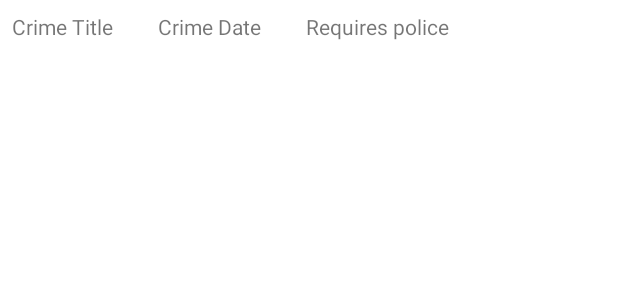
After one commit to jayzedx/SampleApp22, an Android app: the layout list_item_serious_crime.xml on its own in the app's theme, with its tools: preview values and no code run, on a phone screen of 412 x 824 dp. The commit adds this screen. Shown: the top 300 px of the screen. Run offline under Robolectric (Android 15) with nearby library versions, the phone set to English and light mode, and no system bars.

Commit message:
Implementing recycler view

```diff
--- /dev/null
+++ b/app/src/main/res/layout/list_item_serious_crime.xml
@@ -0,0 +1,29 @@
+<?xml version="1.0" encoding="utf-8"?>
+<RelativeLayout xmlns:android="http://schemas.android.com/apk/res/android"
+    android:id="@+id/list_item_serious_crime"
+    android:layout_width="match_parent"
+    android:layout_height="wrap_content"
+    android:padding="8dp">
+    <TextView
+        android:id="@+id/crime_title"
+        android:layout_width="wrap_content"
+        android:layout_height="wrap_content"
+        android:layout_marginEnd="30dp"
+        android:text="Crime Title"/>
+    <TextView
+        android:id="@+id/crime_date"
+        android:layout_width="wrap_content"
+        android:layout_height="wrap_content"
+        android:layout_toEndOf="@+id/crime_title"
+        android:layout_marginEnd="30dp"
+        android:text="Crime Date"/>
+
+    <TextView
+        android:id="@+id/requires_police"
+        android:layout_width="wrap_content"
+        android:layout_height="wrap_content"
+        android:layout_toEndOf="@+id/crime_date"
+        android:text="Requires police"/>
+
+
+</RelativeLayout>
```
Also changed, not shown: app/build.gradle (+8 -1 lines), app/src/main/java/com/tutorial/myapplication/Crime.kt (added, +10 -0 lines), app/src/main/java/com/tutorial/myapplication/CrimeListAdapter.kt (added, +97 -0 lines), app/src/main/java/com/tutorial/myapplication/CrimeListFragment.kt (renamed from app/src/main/java/com/tutorial/myapplication/CrimeFragment.kt, +27 -4 lines), app/src/main/java/com/tutorial/myapplication/CrimeListViewModel.kt (added, +23 -0 lines), app/src/main/java/com/tutorial/myapplication/MainActivity.kt (+5 -6 lines), app/src/main/res/layout/activity_main.xml (+2 -15 lines), app/src/main/res/layout/fragment_crime.xml (deleted, +0 -20 lines), app/src/main/res/layout/fragment_crime_list.xml (added, +14 -0 lines), app/src/main/res/layout/list_item_crime.xml (added, +19 -0 lines).
